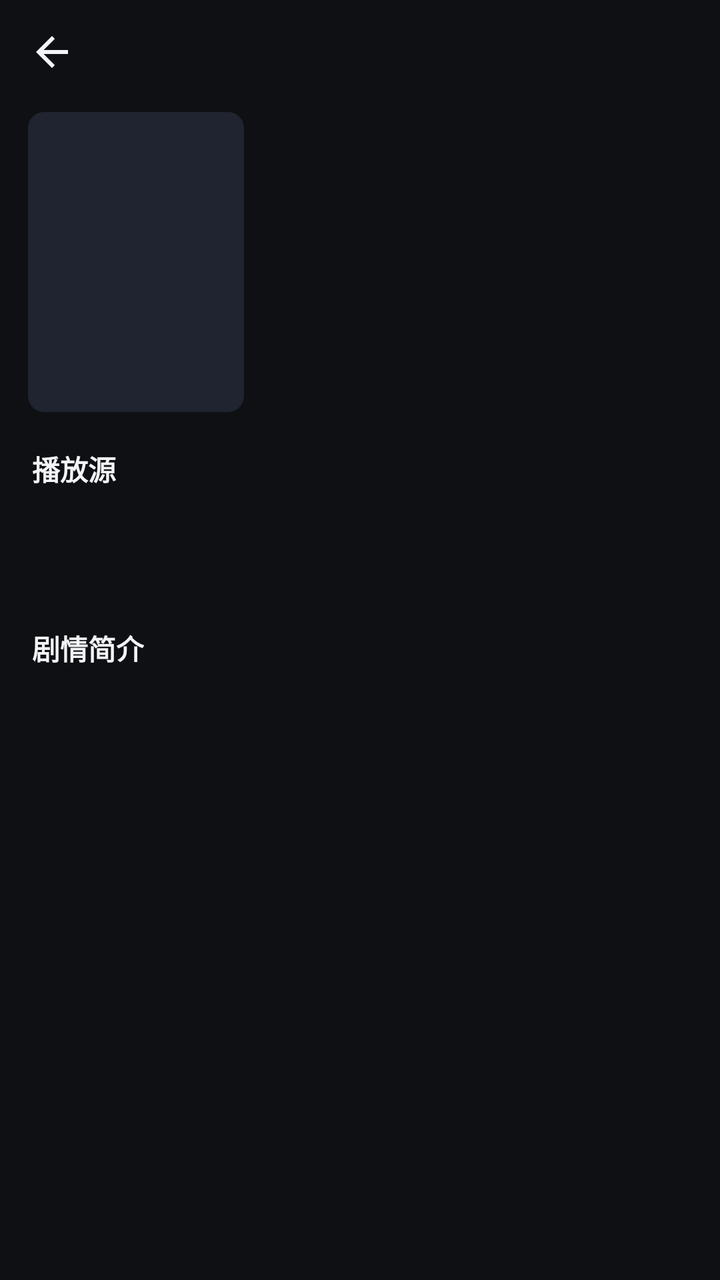
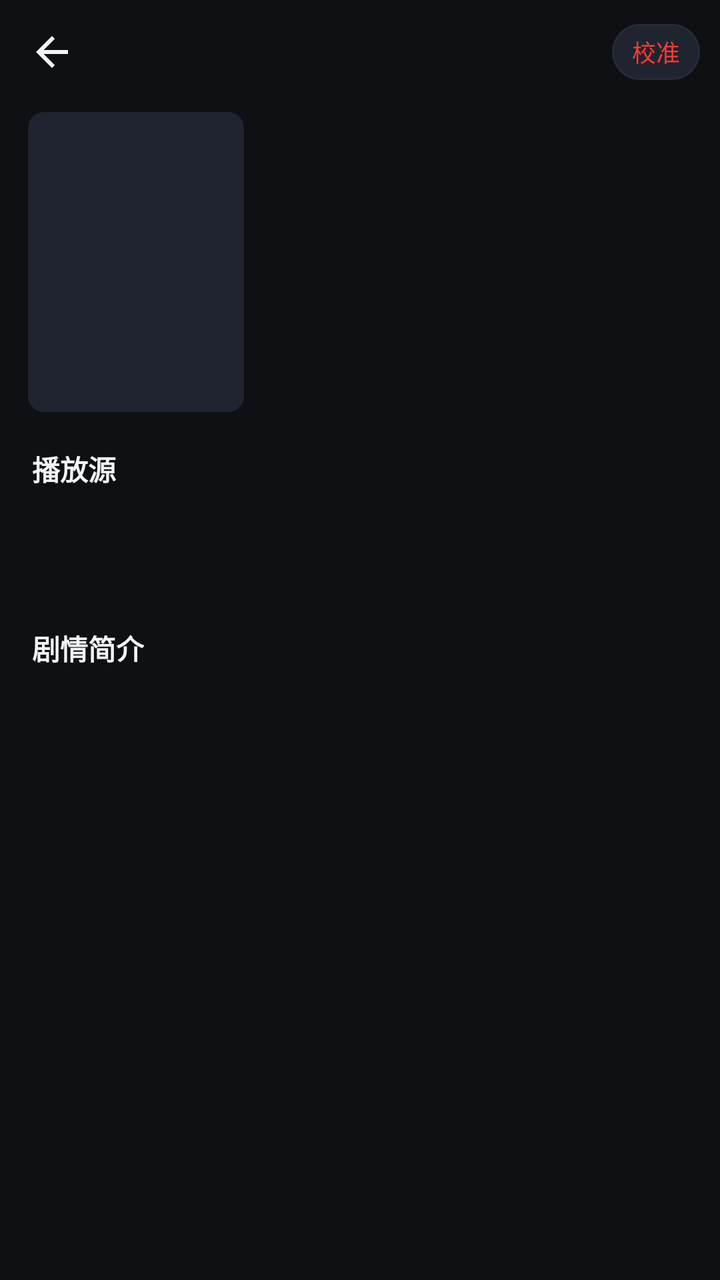

Two renders of the same Android screen: before a commit and after it. Below are the layout's source before the change and the commit's diff.
<!-- AndroidManifest.xml: application theme Theme.VideoShell -->
<!-- res/layout/activity_detail.xml -->
<?xml version="1.0" encoding="utf-8"?>
<LinearLayout xmlns:android="http://schemas.android.com/apk/res/android"
    android:layout_width="match_parent"
    android:layout_height="match_parent"
    android:background="@color/bg"
    android:orientation="vertical">

    <LinearLayout
        android:layout_width="match_parent"
        android:layout_height="52dp"
        android:gravity="center_vertical"
        android:orientation="horizontal"
        android:paddingStart="4dp"
        android:paddingEnd="8dp">

        <ImageButton
            android:id="@+id/btnBack"
            android:layout_width="44dp"
            android:layout_height="44dp"
            android:background="?android:attr/selectableItemBackgroundBorderless"
            android:contentDescription="@string/back"
            android:src="@drawable/ic_back"
            android:tint="@color/text_primary" />

        <TextView
            android:id="@+id/tvTitle"
            style="@style/TextTitle"
            android:layout_width="0dp"
            android:layout_height="wrap_content"
            android:layout_marginStart="4dp"
            android:layout_weight="1"
            android:textSize="17sp" />
    </LinearLayout>

    <FrameLayout
        android:layout_width="match_parent"
        android:layout_height="0dp"
        android:layout_weight="1">

        <androidx.core.widget.NestedScrollView
            android:layout_width="match_parent"
            android:layout_height="match_parent"
            android:clipToPadding="false"
            android:paddingBottom="24dp">

            <LinearLayout
                android:layout_width="match_parent"
                android:layout_height="wrap_content"
                android:orientation="vertical">

                <LinearLayout
                    android:layout_width="match_parent"
                    android:layout_height="wrap_content"
                    android:orientation="horizontal"
                    android:paddingStart="14dp"
                    android:paddingTop="4dp"
                    android:paddingEnd="14dp">

                    <ImageView
                        android:id="@+id/ivPoster"
                        android:layout_width="108dp"
                        android:layout_height="150dp"
                        android:background="@drawable/bg_poster"
                        android:contentDescription="@null"
                        android:scaleType="centerCrop" />

                    <LinearLayout
                        android:layout_width="0dp"
                        android:layout_height="wrap_content"
                        android:layout_marginStart="12dp"
                        android:layout_weight="1"
                        android:orientation="vertical">

                        <TextView
                            android:id="@+id/tvName"
                            android:layout_width="match_parent"
                            android:layout_height="wrap_content"
                            android:textColor="@color/text_primary"
                            android:textSize="18sp"
                            android:textStyle="bold" />

                        <TextView
                            android:id="@+id/tvMeta"
                            android:layout_width="match_parent"
                            android:layout_height="wrap_content"
                            android:layout_marginTop="6dp"
                            android:lineSpacingExtra="2dp"
                            android:textColor="@color/text_secondary"
                            android:textSize="12sp" />

                        <TextView
                            android:id="@+id/tvRemarks"
                            android:layout_width="wrap_content"
                            android:layout_height="wrap_content"
                            android:layout_marginTop="8dp"
                            android:background="@drawable/bg_badge"
                            android:paddingStart="6dp"
                            android:paddingTop="2dp"
                            android:paddingEnd="6dp"
                            android:paddingBottom="2dp"
                            android:textColor="@color/brand"
                            android:textSize="11sp"
                            android:visibility="gone" />
                    </LinearLayout>
                </LinearLayout>

                <TextView
                    android:id="@+id/tvSourceTitle"
                    android:layout_width="wrap_content"
                    android:layout_height="wrap_content"
                    android:layout_marginStart="16dp"
                    android:layout_marginTop="18dp"
                    android:text="@string/source"
                    android:textColor="@color/text_primary"
                    android:textSize="14sp"
                    android:textStyle="bold" />

                <androidx.recyclerview.widget.RecyclerView
                    android:id="@+id/rvGroups"
                    android:layout_width="match_parent"
                    android:layout_height="wrap_content"
                    android:layout_marginTop="8dp"
                    android:clipToPadding="false"
                    android:nestedScrollingEnabled="false"
                    android:paddingStart="14dp"
                    android:paddingEnd="14dp"
                    android:scrollbars="none" />

                <TextView
                    android:id="@+id/tvEpisodeTitle"
                    android:layout_width="wrap_content"
                    android:layout_height="wrap_content"
                    android:layout_marginStart="16dp"
                    android:layout_marginTop="16dp"
                    android:textColor="@color/text_primary"
                    android:textSize="14sp"
                    android:textStyle="bold" />

                <androidx.recyclerview.widget.RecyclerView
                    android:id="@+id/rvEpisodes"
                    android:layout_width="match_parent"
                    android:layout_height="wrap_content"
                    android:layout_marginTop="8dp"
                    android:clipToPadding="false"
                    android:nestedScrollingEnabled="false"
                    android:paddingStart="12dp"
                    android:paddingEnd="12dp" />

                <TextView
                    android:id="@+id/tvSummaryTitle"
                    android:layout_width="wrap_content"
                    android:layout_height="wrap_content"
                    android:layout_marginStart="16dp"
                    android:layout_marginTop="18dp"
                    android:text="@string/detail_summary"
                    android:textColor="@color/text_primary"
                    android:textSize="14sp"
                    android:textStyle="bold" />

                <TextView
                    android:id="@+id/tvSummary"
                    android:layout_width="match_parent"
                    android:layout_height="wrap_content"
                    android:layout_marginStart="16dp"
                    android:layout_marginTop="8dp"
                    android:layout_marginEnd="16dp"
                    android:lineSpacingExtra="4dp"
                    android:textColor="@color/text_secondary"
                    android:textSize="13sp" />
            </LinearLayout>
        </androidx.core.widget.NestedScrollView>

        <ProgressBar
            android:id="@+id/pb"
            android:layout_width="wrap_content"
            android:layout_height="wrap_content"
            android:layout_gravity="center"
            android:indeterminateTint="@color/brand" />

        <TextView
            android:id="@+id/tvState"
            android:layout_width="wrap_content"
            android:layout_height="wrap_content"
            android:layout_gravity="center"
            android:gravity="center"
            android:paddingStart="32dp"
            android:paddingEnd="32dp"
            android:textColor="@color/text_hint"
            android:textSize="13sp"
            android:visibility="gone" />
    </FrameLayout>

</LinearLayout>
<!-- resources referenced by this layout -->
<resources>
  <color name="bg">#FF0E1013</color>
  <color name="brand">#FFFF3B30</color>
  <color name="text_hint">#FF6B7480</color>
  <color name="text_primary">#FFF2F4F7</color>
  <color name="text_secondary">#FF9AA3AF</color>
  <!-- drawable bg_badge (drawable) -->
  <?xml version="1.0" encoding="utf-8"?>
  <shape xmlns:android="http://schemas.android.com/apk/res/android" android:shape="rectangle">
      <solid android:color="@color/transparent_scrim" />
      <corners android:radius="4dp" />
  </shape>
  <!-- drawable bg_poster (drawable) -->
  <?xml version="1.0" encoding="utf-8"?>
  <shape xmlns:android="http://schemas.android.com/apk/res/android" android:shape="rectangle">
      <solid android:color="@color/surface_2" />
      <corners android:radius="8dp" />
  </shape>
  <!-- drawable ic_back (drawable) -->
  <vector xmlns:android="http://schemas.android.com/apk/res/android"
      android:width="24dp" android:height="24dp"
      android:viewportWidth="24" android:viewportHeight="24">
      <path android:fillColor="#FFFFFFFF"
          android:pathData="M20,11H7.83l5.59,-5.59L12,4l-8,8 8,8 1.41,-1.41L7.83,13H20v-2z" />
  </vector>
  <string name="back">返回</string>
  <string name="detail_summary">剧情简介</string>
  <string name="source">播放源</string>
  <style name="TextTitle">
          <item name="android:textColor">@color/text_primary</item>
          <item name="android:textSize">16sp</item>
          <item name="android:textStyle">bold</item>
          <item name="android:maxLines">1</item>
          <item name="android:ellipsize">end</item>
      </style>
  <style name="Theme.VideoShell" parent="Theme.MaterialComponents.NoActionBar">
          <item name="colorPrimary">@color/brand</item>
          <item name="colorPrimaryVariant">@color/brand_dark</item>
          <item name="colorOnPrimary">@color/white</item>
          <item name="colorSecondary">@color/brand</item>
          <item name="colorOnSecondary">@color/white</item>
          <item name="colorSurface">@color/surface</item>
          <item name="colorOnSurface">@color/text_primary</item>
          <item name="android:colorBackground">@color/bg</item>
          <item name="colorError">@color/brand</item>
          <item name="android:windowBackground">@color/bg</item>
          <item name="android:statusBarColor">@color/bg</item>
          <item name="android:navigationBarColor">@color/surface</item>
          <item name="android:textColorPrimary">@color/text_primary</item>
          <item name="android:textColorSecondary">@color/text_secondary</item>
          <item name="android:textColorHint">@color/text_hint</item>
      </style>
  <color name="transparent_scrim">#99000000</color>
  <color name="surface_2">#FF1F2430</color>
  <color name="brand_dark">#FFD32B21</color>
  <color name="white">#FFFFFFFF</color>
  <color name="surface">#FF171A21</color>
</resources>

<!-- the commit's change to res/layout/activity_detail.xml (unified diff, before → after) -->
@@ -30,6 +30,20 @@
             android:layout_marginStart="4dp"
             android:layout_weight="1"
             android:textSize="17sp" />
+
+        
+        <TextView
+            android:id="@+id/btnCalib"
+            android:layout_width="wrap_content"
+            android:layout_height="28dp"
+            android:layout_marginEnd="2dp"
+            android:background="@drawable/bg_chip"
+            android:gravity="center"
+            android:paddingStart="10dp"
+            android:paddingEnd="10dp"
+            android:text="@string/calib"
+            android:textColor="@color/brand"
+            android:textSize="12sp" />
     </LinearLayout>
 
     <FrameLayout
<!-- resource entries referenced after the edit -->
@@ -11,6 +11,23 @@
       <solid android:color="@color/transparent_scrim" />
       <corners android:radius="4dp" />
   </shape>
+  <!-- drawable bg_chip (drawable) -->
+  <?xml version="1.0" encoding="utf-8"?>
+  <selector xmlns:android="http://schemas.android.com/apk/res/android">
+      <item android:state_selected="true">
+          <shape android:shape="rectangle">
+              <solid android:color="@color/brand" />
+              <corners android:radius="16dp" />
+          </shape>
+      </item>
+      <item>
+          <shape android:shape="rectangle">
+              <solid android:color="@color/surface_2" />
+              <corners android:radius="16dp" />
+              <stroke android:width="1dp" android:color="@color/line" />
+          </shape>
+      </item>
+  </selector>
   <!-- drawable bg_poster (drawable) -->
   <?xml version="1.0" encoding="utf-8"?>
   <shape xmlns:android="http://schemas.android.com/apk/res/android" android:shape="rectangle">
@@ -25,6 +42,7 @@
           android:pathData="M20,11H7.83l5.59,-5.59L12,4l-8,8 8,8 1.41,-1.41L7.83,13H20v-2z" />
   </vector>
   <string name="back">返回</string>
+  <string name="calib">校准</string>
   <string name="detail_summary">剧情简介</string>
   <string name="source">播放源</string>
   <style name="TextTitle">
@@ -53,6 +71,7 @@
       </style>
   <color name="transparent_scrim">#99000000</color>
   <color name="surface_2">#FF1F2430</color>
+  <color name="line">#FF262B36</color>
   <color name="brand_dark">#FFD32B21</color>
   <color name="white">#FFFFFFFF</color>
   <color name="surface">#FF171A21</color>
